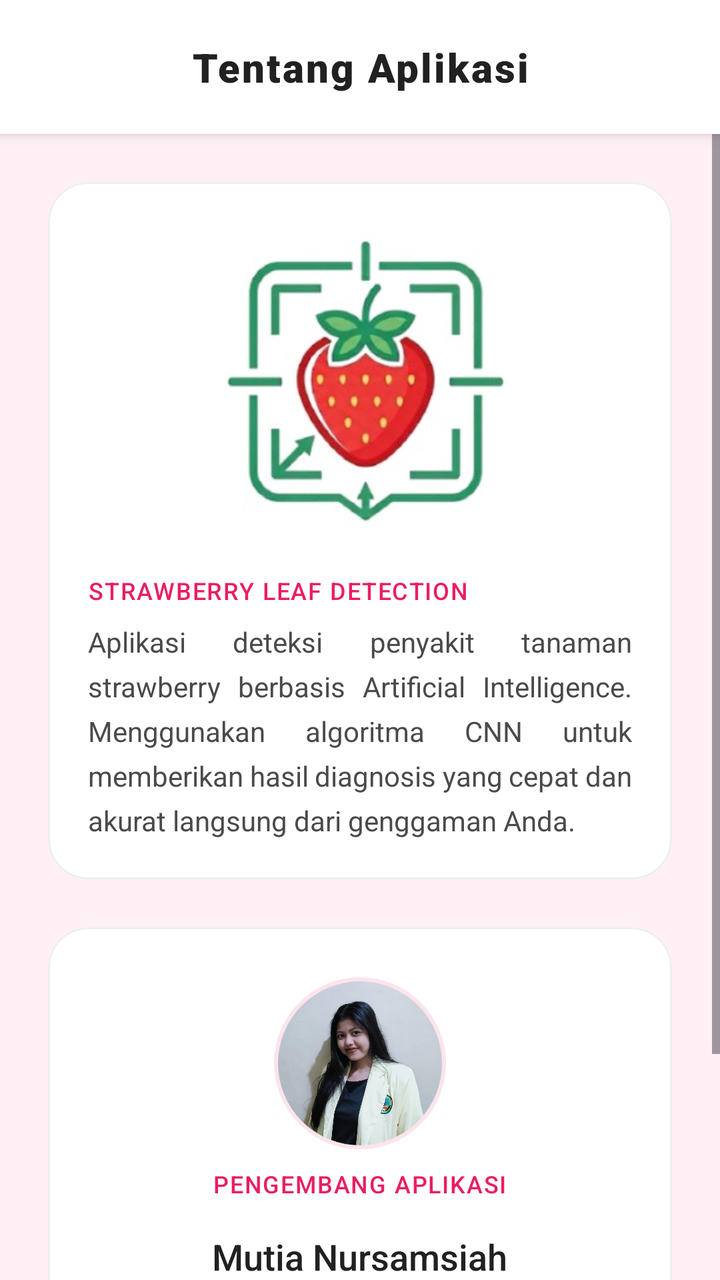
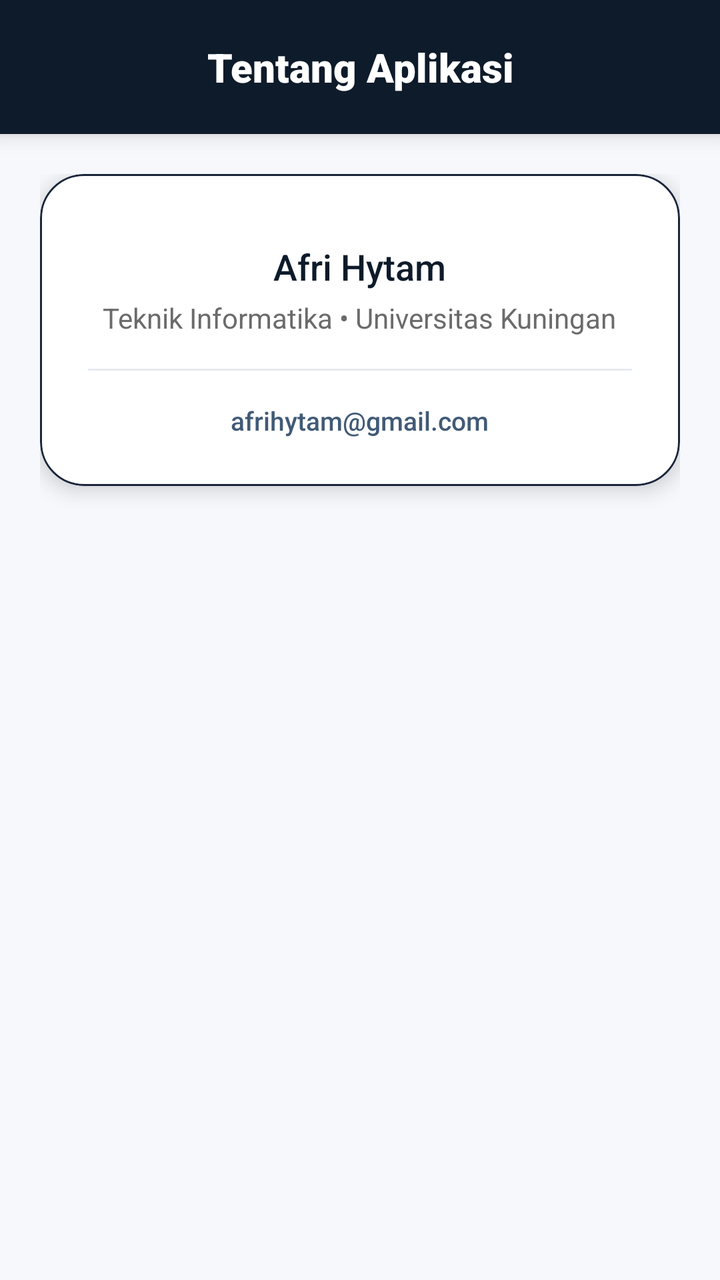

The first picture is an Android layout as it rendered before a commit; the second is the same layout after the commit. The layout source and the unified diff follow.
<!-- AndroidManifest.xml: application theme Theme.DeteksiBawang -->
<!-- res/layout/fragment_about.xml -->
<?xml version="1.0" encoding="utf-8"?>
<LinearLayout
    xmlns:android="http://schemas.android.com/apk/res/android"
    xmlns:app="http://schemas.android.com/apk/res-auto"
    android:layout_width="match_parent"
    android:layout_height="match_parent"
    android:orientation="vertical"
    android:background="#FFF0F5">

    
    <TextView
        android:layout_width="match_parent"
        android:layout_height="wrap_content"
        android:padding="20dp"
        android:gravity="center"
        android:text="Tentang Aplikasi"
        android:textSize="20sp"
        android:textColor="#212121"
        android:fontFamily="sans-serif-black"
        android:background="#FFFFFF"
        android:letterSpacing="0.05"
        android:elevation="4dp"/>

    
    <ScrollView
        android:layout_width="match_parent"
        android:layout_height="match_parent"
        android:fillViewport="true">

        <LinearLayout
            android:layout_width="match_parent"
            android:layout_height="wrap_content"
            android:orientation="vertical"
            android:padding="24dp">

            
            <com.google.android.material.card.MaterialCardView
                android:layout_width="match_parent"
                android:layout_height="wrap_content"
                android:layout_marginBottom="24dp"
                app:cardBackgroundColor="@android:color/white"
                app:cardCornerRadius="20dp"
                app:cardElevation="0dp"
                app:strokeColor="#EEEEEE"
                app:strokeWidth="1dp">

                <LinearLayout
                    android:layout_width="match_parent"
                    android:layout_height="wrap_content"
                    android:orientation="vertical"
                    android:padding="20dp">

                    
                    <com.google.android.material.imageview.ShapeableImageView
                        android:layout_width="match_parent"
                        android:layout_height="160dp"
                        android:layout_marginBottom="16dp"
                        android:scaleType="centerCrop"
                        android:src="@drawable/foto_tentang"
                        app:shapeAppearanceOverlay="@style/RoundedImageView" />

                    
                    <TextView
                        android:layout_width="wrap_content"
                        android:layout_height="wrap_content"
                        android:text="STRAWBERRY LEAF DETECTION"
                        android:textColor="#E91E63"
                        android:textSize="12sp"
                        android:fontFamily="sans-serif-medium"
                        android:letterSpacing="0.05"/>

                    
                    <TextView
                        android:layout_width="match_parent"
                        android:layout_height="wrap_content"
                        android:layout_marginTop="8dp"
                        android:text="Aplikasi deteksi penyakit tanaman strawberry berbasis Artificial Intelligence. Menggunakan algoritma CNN untuk memberikan hasil diagnosis yang cepat dan akurat langsung dari genggaman Anda."
                        android:textColor="#4A4A4A"
                        android:textSize="14sp"
                        android:lineSpacingExtra="6dp"
                        android:justificationMode="inter_word"/>
                </LinearLayout>
            </com.google.android.material.card.MaterialCardView>

            
            <com.google.android.material.card.MaterialCardView
                android:layout_width="match_parent"
                android:layout_height="wrap_content"
                app:cardBackgroundColor="@android:color/white"
                app:cardCornerRadius="20dp"
                app:cardElevation="0dp"
                app:strokeColor="#EEEEEE"
                app:strokeWidth="1dp">

                <LinearLayout
                    android:layout_width="match_parent"
                    android:layout_height="wrap_content"
                    android:orientation="vertical"
                    android:gravity="center_horizontal"
                    android:padding="24dp">

                    
                    <com.google.android.material.imageview.ShapeableImageView
                        android:layout_width="88dp"
                        android:layout_height="88dp"
                        android:padding="2dp"
                        android:scaleType="centerCrop"
                        android:src="@drawable/foto_pengembang"
                        app:shapeAppearanceOverlay="@style/CircleImageView"
                        app:strokeColor="#FCE4EC"
                        app:strokeWidth="2dp" />

                    
                    <TextView
                        android:layout_width="wrap_content"
                        android:layout_height="wrap_content"
                        android:text="PENGEMBANG APLIKASI"
                        android:textColor="#E91E63"
                        android:textSize="12sp"
                        android:layout_marginTop="8dp"
                        android:fontFamily="sans-serif-medium"
                        android:letterSpacing="0.05"/>

                    
                    <TextView
                        android:layout_width="wrap_content"
                        android:layout_height="wrap_content"
                        android:text="Mutia Nursamsiah"
                        android:textColor="#212121"
                        android:textSize="18sp"
                        android:layout_marginTop="16dp"
                        android:fontFamily="sans-serif-medium"/>

                    
                    <TextView
                        android:layout_width="wrap_content"
                        android:layout_height="wrap_content"
                        android:text="Teknik Informatika"
                        android:textColor="#757575"
                        android:textSize="14sp"
                        android:layout_marginTop="4dp"/>

                    
                    <TextView
                        android:layout_width="wrap_content"
                        android:layout_height="wrap_content"
                        android:text="Universitas Kuningan"
                        android:textColor="#757575"
                        android:textSize="14sp"/>

                    
                    <View
                        android:layout_width="match_parent"
                        android:layout_height="1dp"
                        android:layout_marginVertical="16dp"
                        android:background="#F5F5F5"/>

                    
                    <TextView
                        android:layout_width="wrap_content"
                        android:layout_height="wrap_content"
                        android:text="mutianursamsiah@gmail.com"
                        android:textColor="#E91E63"
                        android:textSize="13sp"
                        android:fontFamily="sans-serif-medium"/>

                </LinearLayout>
            </com.google.android.material.card.MaterialCardView>

        </LinearLayout>
    </ScrollView>

</LinearLayout>
<!-- resources referenced by this layout -->
<resources>
  <!-- drawable foto_pengembang: jpeg bitmap (drawable, 96920 bytes) -->
  <!-- drawable foto_tentang: png bitmap (drawable, 82273 bytes) -->
  <style name="CircleImageView">
          <item name="cornerSize">50%</item>
      </style>
  <style name="RoundedImageView">
          <item name="cornerSize">12dp</item>
      </style>
  <style name="Theme.DeteksiBawang" parent="Base.Theme.DeteksiBawang" />
  <style name="Base.Theme.DeteksiBawang" parent="Theme.Material3.DayNight.NoActionBar">
          
          
      </style>
</resources>

<!-- the commit's change to res/layout/fragment_about.xml (unified diff, before → after) -->
@@ -5,7 +5,7 @@
     android:layout_width="match_parent"
     android:layout_height="match_parent"
     android:orientation="vertical"
-    android:background="#FFF0F5">
+    android:background="#F6F8FC">
 
     
     <TextView
@@ -15,82 +15,90 @@
         android:gravity="center"
         android:text="Tentang Aplikasi"
         android:textSize="20sp"
-        android:textColor="#212121"
+        android:textColor="#FFFFFF"
         android:fontFamily="sans-serif-black"
-        android:background="#FFFFFF"
-        android:letterSpacing="0.05"
-        android:elevation="4dp"/>
+        android:background="#0D1B2A"
+        android:elevation="6dp"/>
 
     
     <ScrollView
         android:layout_width="match_parent"
         android:layout_height="match_parent"
-        android:fillViewport="true">
+        android:fillViewport="true"
+        android:overScrollMode="never">
 
         <LinearLayout
             android:layout_width="match_parent"
             android:layout_height="wrap_content"
             android:orientation="vertical"
-            android:padding="24dp">
+            android:padding="20dp">
+
+            
+
+
+
+
+
+
+
+
+
+
+
+
+
+
+
+
+
+
+
+
+
+
+
+
+
+
+
+
+
+
+
+
+
+
+
+
+
+
+
+
+
+
+
+
+
+
+
+
+
+
+
+
+
+
+
 
             
             <com.google.android.material.card.MaterialCardView
                 android:layout_width="match_parent"
                 android:layout_height="wrap_content"
-                android:layout_marginBottom="24dp"
-                app:cardBackgroundColor="@android:color/white"
-                app:cardCornerRadius="20dp"
-                app:cardElevation="0dp"
-                app:strokeColor="#EEEEEE"
-                app:strokeWidth="1dp">
-
-                <LinearLayout
-                    android:layout_width="match_parent"
-                    android:layout_height="wrap_content"
-                    android:orientation="vertical"
-                    android:padding="20dp">
-
-                    
-                    <com.google.android.material.imageview.ShapeableImageView
-                        android:layout_width="match_parent"
-                        android:layout_height="160dp"
-                        android:layout_marginBottom="16dp"
-                        android:scaleType="centerCrop"
-                        android:src="@drawable/foto_tentang"
-                        app:shapeAppearanceOverlay="@style/RoundedImageView" />
-
-                    
-                    <TextView
-                        android:layout_width="wrap_content"
-                        android:layout_height="wrap_content"
-                        android:text="STRAWBERRY LEAF DETECTION"
-                        android:textColor="#E91E63"
-                        android:textSize="12sp"
-                        android:fontFamily="sans-serif-medium"
-                        android:letterSpacing="0.05"/>
-
-                    
-                    <TextView
-                        android:layout_width="match_parent"
-                        android:layout_height="wrap_content"
-                        android:layout_marginTop="8dp"
-                        android:text="Aplikasi deteksi penyakit tanaman strawberry berbasis Artificial Intelligence. Menggunakan algoritma CNN untuk memberikan hasil diagnosis yang cepat dan akurat langsung dari genggaman Anda."
-                        android:textColor="#4A4A4A"
-                        android:textSize="14sp"
-                        android:lineSpacingExtra="6dp"
-                        android:justificationMode="inter_word"/>
-                </LinearLayout>
-            </com.google.android.material.card.MaterialCardView>
-
-            
-            <com.google.android.material.card.MaterialCardView
-                android:layout_width="match_parent"
-                android:layout_height="wrap_content"
-                app:cardBackgroundColor="@android:color/white"
-                app:cardCornerRadius="20dp"
-                app:cardElevation="0dp"
-                app:strokeColor="#EEEEEE"
-                app:strokeWidth="1dp">
+                app:cardCornerRadius="22dp"
+                app:cardElevation="6dp"
+                app:strokeWidth="1dp"
+                app:strokeColor="#1B263B"
+                app:cardBackgroundColor="@android:color/white">
 
                 <LinearLayout
                     android:layout_width="match_parent"
@@ -100,67 +108,37 @@
                     android:padding="24dp">
 
                     
-                    <com.google.android.material.imageview.ShapeableImageView
-                        android:layout_width="88dp"
-                        android:layout_height="88dp"
-                        android:padding="2dp"
-                        android:scaleType="centerCrop"
-                        android:src="@drawable/foto_pengembang"
-                        app:shapeAppearanceOverlay="@style/CircleImageView"
-                        app:strokeColor="#FCE4EC"
-                        app:strokeWidth="2dp" />
-
-                    
                     <TextView
                         android:layout_width="wrap_content"
                         android:layout_height="wrap_content"
-                        android:text="PENGEMBANG APLIKASI"
-                        android:textColor="#E91E63"
-                        android:textSize="12sp"
-                        android:layout_marginTop="8dp"
-                        android:fontFamily="sans-serif-medium"
-                        android:letterSpacing="0.05"/>
-
-                    
-                    <TextView
-                        android:layout_width="wrap_content"
-                        android:layout_height="wrap_content"
-                        android:text="Mutia Nursamsiah"
-                        android:textColor="#212121"
+                        android:text="Afri Hytam"
+                        android:textColor="#0D1B2A"
                         android:textSize="18sp"
-                        android:layout_marginTop="16dp"
+                        android:layout_marginTop="10dp"
                         android:fontFamily="sans-serif-medium"/>
 
                     
                     <TextView
                         android:layout_width="wrap_content"
                         android:layout_height="wrap_content"
-                        android:text="Teknik Informatika"
-                        android:textColor="#757575"
+                        android:text="Teknik Informatika • Universitas Kuningan"
+                        android:textColor="#6B6B6B"
                         android:textSize="14sp"
                         android:layout_marginTop="4dp"/>
-
-                    
-                    <TextView
-                        android:layout_width="wrap_content"
-                        android:layout_height="wrap_content"
-                        android:text="Universitas Kuningan"
-                        android:textColor="#757575"
-                        android:textSize="14sp"/>
 
                     
                     <View
                         android:layout_width="match_parent"
                         android:layout_height="1dp"
                         android:layout_marginVertical="16dp"
-                        android:background="#F5F5F5"/>
+                        android:background="#E6EAF0"/>
 
                     
                     <TextView
                         android:layout_width="wrap_content"
                         android:layout_height="wrap_content"
-                        android:text="mutianursamsiah@gmail.com"
-                        android:textColor="#E91E63"
+                        android:text="afrihytam@gmail.com"
+                        android:textColor="#415A77"
                         android:textSize="13sp"
                         android:fontFamily="sans-serif-medium"/>
 
<!-- resource entries referenced after the edit -->
@@ -1,13 +1,5 @@
 <!-- resources referenced by this layout -->
 <resources>
-  <!-- drawable foto_pengembang: jpeg bitmap (drawable, 96920 bytes) -->
-  <!-- drawable foto_tentang: png bitmap (drawable, 82273 bytes) -->
-  <style name="CircleImageView">
-          <item name="cornerSize">50%</item>
-      </style>
-  <style name="RoundedImageView">
-          <item name="cornerSize">12dp</item>
-      </style>
   <style name="Theme.DeteksiBawang" parent="Base.Theme.DeteksiBawang" />
   <style name="Base.Theme.DeteksiBawang" parent="Theme.Material3.DayNight.NoActionBar">
           
